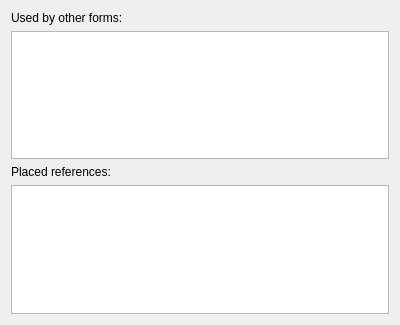
First picture: the form in native/src/DovahKit/ui/main_window/form_use_info.ui, repository DavidJCobb/DovahKit, before the edit.
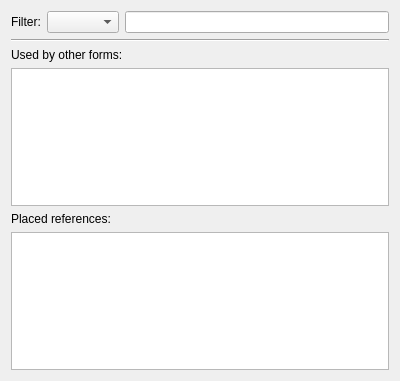
Second picture: the form after the edit. Custom widgets are drawn as their Qt base class.

Commit message:
Use Info work
The tables in the Use Info dialog can now be sorted, and can also be filtered by form type and with a text filter.

Patch:
```diff
--- a/native/src/DovahKit/ui/main_window/form_use_info.ui
+++ b/native/src/DovahKit/ui/main_window/form_use_info.ui
@@ -7,7 +7,7 @@
     <x>0</x>
     <y>0</y>
     <width>400</width>
-    <height>325</height>
+    <height>381</height>
    </rect>
   </property>
   <property name="minimumSize">
@@ -21,6 +21,26 @@
   </property>
   <layout class="QGridLayout" name="gridLayout">
    <item row="0" column="0">
+    <layout class="QHBoxLayout" name="horizontalLayout">
+     <item>
+      <widget class="QLabel" name="label_3">
+       <property name="text">
+        <string>Filter:</string>
+       </property>
+       <property name="buddy">
+        <cstring>filterSignature</cstring>
+       </property>
+      </widget>
+     </item>
+     <item>
+      <widget class="QComboBox" name="filterSignature"/>
+     </item>
+     <item>
+      <widget class="QLineEdit" name="filterText"/>
+     </item>
+    </layout>
+   </item>
+   <item row="2" column="0">
     <widget class="QLabel" name="label">
      <property name="text">
       <string>Used by other forms:</string>
@@ -30,7 +50,7 @@
      </property>
     </widget>
    </item>
-   <item row="1" column="0">
+   <item row="3" column="0">
     <widget class="FormUseInfoList" name="usesInGeneral">
      <property name="whatsThis">
       <string>&lt;html&gt;&lt;head/&gt;&lt;body&gt;&lt;p&gt;This is a list of all forms that use this form. Double-click any listed form to open its edit dialog.&lt;/p&gt;&lt;/body&gt;&lt;/html&gt;</string>
@@ -41,6 +61,9 @@
      <property name="selectionBehavior">
       <enum>QAbstractItemView::SelectRows</enum>
      </property>
+     <property name="sortingEnabled">
+      <bool>true</bool>
+     </property>
      <property name="wordWrap">
       <bool>false</bool>
      </property>
@@ -49,7 +72,29 @@
      </property>
     </widget>
    </item>
-   <item row="2" column="0">
+   <item row="5" column="0">
+    <widget class="FormUseInfoList" name="usesAsBaseForm">
+     <property name="whatsThis">
+      <string>&lt;html&gt;&lt;head/&gt;&lt;body&gt;&lt;p&gt;This is a list of references placed in the game world which use this form as their base form.&lt;/p&gt;&lt;/body&gt;&lt;/html&gt;</string>
+     </property>
+     <property name="selectionMode">
+      <enum>QAbstractItemView::SingleSelection</enum>
+     </property>
+     <property name="selectionBehavior">
+      <enum>QAbstractItemView::SelectRows</enum>
+     </property>
+     <property name="sortingEnabled">
+      <bool>true</bool>
+     </property>
+     <property name="wordWrap">
+      <bool>false</bool>
+     </property>
+     <property name="cornerButtonEnabled">
+      <bool>false</bool>
+     </property>
+    </widget>
+   </item>
+   <item row="4" column="0">
     <widget class="QLabel" name="label_2">
      <property name="text">
       <string>Placed references:</string>
@@ -59,22 +104,10 @@
      </property>
     </widget>
    </item>
-   <item row="3" column="0">
-    <widget class="FormUseInfoList" name="usesAsBaseForm">
-     <property name="whatsThis">
-      <string>&lt;html&gt;&lt;head/&gt;&lt;body&gt;&lt;p&gt;This is a list of references placed in the game world which use this form as their base form.&lt;/p&gt;&lt;/body&gt;&lt;/html&gt;</string>
-     </property>
-     <property name="selectionMode">
-      <enum>QAbstractItemView::SingleSelection</enum>
-     </property>
-     <property name="selectionBehavior">
-      <enum>QAbstractItemView::SelectRows</enum>
-     </property>
-     <property name="wordWrap">
-      <bool>false</bool>
-     </property>
-     <property name="cornerButtonEnabled">
-      <bool>false</bool>
+   <item row="1" column="0">
+    <widget class="Line" name="line">
+     <property name="orientation">
+      <enum>Qt::Horizontal</enum>
      </property>
     </widget>
    </item>
```
Left out of the diff: 6 changed lines with no effect on the pictures. The commit also changes 4 other files.
